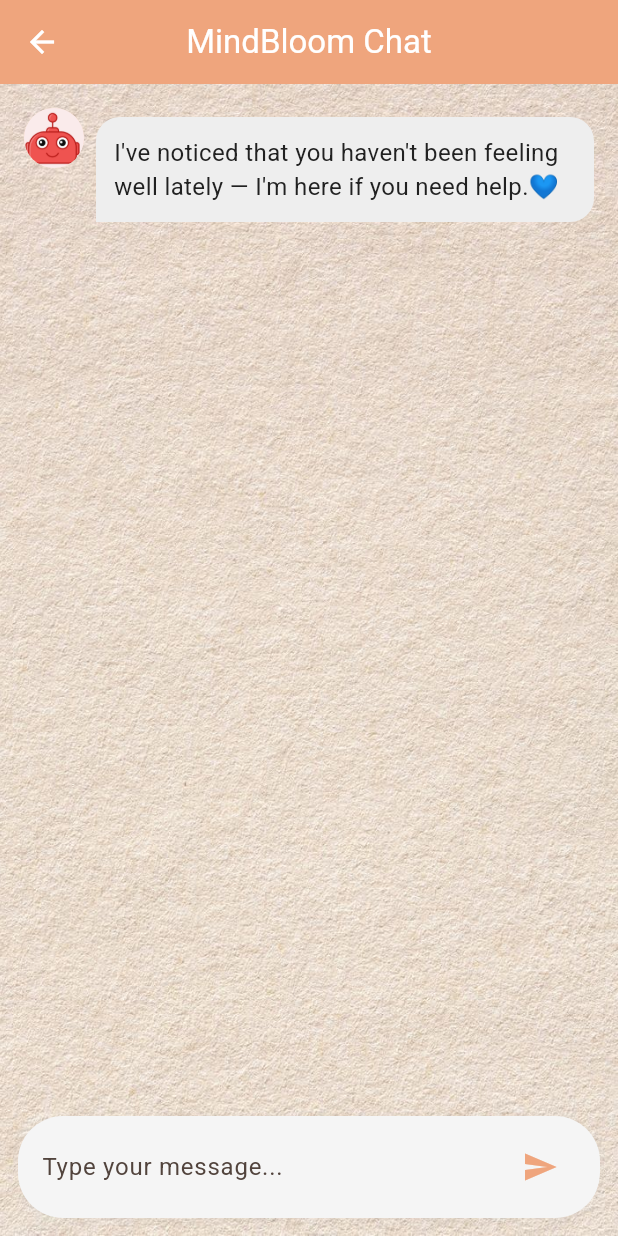
After one commit to afouacherni/MindBloom, a Flutter app: the HomePage screen opened directly, after a tap on "Interagir avec Chatbot", on a phone screen of 412 x 824 dp. The commit adds this screen. Run offline on Flutter 3.47's test engine with Material 3 defaults, Android fonts, the phone set to English and light mode, and no system bars; our stand-ins replace cloud_firestore, firebase_auth, firebase_core, fl_chart, font_awesome_flutter, google_fonts and 4 more; missing offline and left inert: flutter_sound; accounts and stored records are empty.

Commit message:
integration de chatbot

```diff
--- /dev/null
+++ b/lib/screens/chatbot/chatbot_screen.dart
@@ -0,0 +1,261 @@
+import 'package:flutter/material.dart';
+import 'dart:convert';
+import 'dart:async';
+import 'package:http/http.dart' as http;
+import 'package:mindbloom/constants/colors.dart';
+
+class ChatbotScreen extends StatefulWidget {
+  const ChatbotScreen({super.key});
+
+  @override
+  State<ChatbotScreen> createState() => _ChatbotScreenState();
+}
+
+class _ChatbotScreenState extends State<ChatbotScreen>
+    with SingleTickerProviderStateMixin {
+  final TextEditingController _controller = TextEditingController();
+  bool isTyping = false;
+
+  List<Map<String, String>> chatMessages = [
+    {
+      "role": "system",
+      "content":
+          "You are a kind, supportive assistant named MindBloom. You provide personalized recommendations based on the user's emotional state...",
+    },
+    {
+      "role": "system",
+      "content":
+          "I've noticed that you haven't been feeling well lately — I'm here if you need help.💙",
+    },
+  ];
+
+  Future<void> query(String prompt) async {
+    final userMessage = {"role": "user", "content": prompt};
+
+    setState(() {
+      chatMessages.add(userMessage);
+      isTyping = true;
+    });
+
+    final data = {
+      "model": "mindbloom-chatbot",
+      "messages": chatMessages,
+      "stream": true,
+    };
+
+    try {
+      final request = http.Request(
+        'POST',
+        Uri.parse("http://10.0.2.2:11434/api/chat"),
+      );
+      request.headers["Content-Type"] = "application/json";
+      request.body = json.encode(data);
+
+      final streamedResponse = await request.send();
+
+      StringBuffer assistantReply = StringBuffer();
+      setState(() {
+        // Assurez-vous d'ajouter un message avec le rôle "system"
+        chatMessages.add({"role": "system", "content": ""});
+      });
+
+      await for (var chunk in streamedResponse.stream.transform(utf8.decoder)) {
+        for (var line in LineSplitter().convert(chunk)) {
+          if (line.trim().isEmpty) continue;
+
+          final Map<String, dynamic> jsonLine = json.decode(line);
+          final content = jsonLine["message"]?["content"];
+          if (content != null) {
+            assistantReply.write(content);
+            setState(() {
+              // Mise à jour du contenu du dernier message
+              chatMessages[chatMessages.length - 1]["content"] =
+                  assistantReply.toString();
+            });
+          }
+        }
+      }
+    } catch (e) {
+      // En cas d'erreur, supprimer le dernier message ajouté
+      if (chatMessages.isNotEmpty) {
+        chatMessages.removeLast();
+      }
+      showSnackBar("Connection error: $e");
+    } finally {
+      setState(() {
+        isTyping = false;
+      });
+      _controller.clear();
+    }
+  }
+
+  void showSnackBar(String message) {
+    ScaffoldMessenger.of(
+      context,
+    ).showSnackBar(SnackBar(content: Text(message)));
+  }
+
+  Widget buildTypingLoader() {
+    return Row(
+      mainAxisSize: MainAxisSize.min,
+      children: List.generate(3, (index) {
+        return AnimatedContainer(
+          duration: Duration(milliseconds: 300),
+          margin: const EdgeInsets.symmetric(horizontal: 2),
+          width: 8,
+          height: 8,
+          decoration: BoxDecoration(color: Colors.grey, shape: BoxShape.circle),
+          transform: Matrix4.translationValues(
+            0,
+            index % 2 == 0 ? -3.0 : 3.0,
+            0,
+          ),
+        );
+      }),
+    );
+  }
+
+  @override
+  Widget build(BuildContext context) {
+    return Scaffold(
+      appBar: AppBar(
+        title: const Text("MindBloom Chat"),
+        centerTitle: true,
+        backgroundColor: AppColors.primary,
+        foregroundColor: Colors.white,
+      ),
+      body: Container(
+        decoration: const BoxDecoration(
+          image: DecorationImage(
+            image: AssetImage("assets/images/chat_bg.jpg"),
+            fit: BoxFit.cover,
+          ),
+        ),
+        child: Column(
+          children: [
+            Expanded(
+              child: ListView.builder(
+                padding: const EdgeInsets.all(16),
+                itemCount: chatMessages.length + (isTyping ? 1 : 0),
+                itemBuilder: (context, index) {
+                  if (index == 0) return const SizedBox.shrink();
+                  if (isTyping && index == chatMessages.length) {
+                    return Align(
+                      alignment: Alignment.centerLeft,
+                      child: Container(
+                        margin: const EdgeInsets.symmetric(vertical: 8),
+                        padding: const EdgeInsets.all(12),
+                        decoration: BoxDecoration(
+                          color: Colors.grey.shade200,
+                          borderRadius: BorderRadius.circular(16),
+                        ),
+                        child: buildTypingLoader(),
+                      ),
+                    );
+                  }
+
+                  final message = chatMessages[index];
+                  final isUser = message["role"] == "user";
+
+                  return Align(
+                    alignment:
+                        isUser ? Alignment.centerRight : Alignment.centerLeft,
+                    child: Row(
+                      mainAxisAlignment:
+                          isUser
+                              ? MainAxisAlignment.end
+                              : MainAxisAlignment.start,
+                      crossAxisAlignment: CrossAxisAlignment.start,
+                      children: [
+                        if (!isUser)
+                          const CircleAvatar(
+                            backgroundImage: AssetImage(
+                              "assets/images/bot.png",
+                            ),
+                            radius: 20,
+                          ),
+                        if (!isUser) const SizedBox(width: 8),
+                        Flexible(
+                          child: Container(
+                            margin: const EdgeInsets.symmetric(vertical: 6),
+                            padding: const EdgeInsets.all(12),
+                            decoration: BoxDecoration(
+                              color:
+                                  isUser
+                                      ? AppColors.primary
+                                      : Colors.grey.shade200,
+                              borderRadius: BorderRadius.only(
+                                topLeft: const Radius.circular(16),
+                                topRight: const Radius.circular(16),
+                                bottomLeft:
+                                    isUser
+                                        ? const Radius.circular(16)
+                                        : const Radius.circular(0),
+                                bottomRight:
+                                    isUser
+                                        ? const Radius.circular(0)
+                                        : const Radius.circular(16),
+                              ),
+                            ),
+                            child: Text(
+                              message["content"] ?? '',
+                              style: TextStyle(
+                                fontSize: 16,
+                                color:
+                                    isUser
+                                        ? Colors.white
+                                        : Colors.grey.shade900,
+                              ),
+                            ),
+                          ),
+                        ),
+                        if (isUser) const SizedBox(width: 8),
+                      ],
+                    ),
+                  );
+                },
+              ),
+            ),
+            Container(
+              padding: const EdgeInsets.symmetric(horizontal: 16, vertical: 10),
+              margin: const EdgeInsets.all(12),
+              decoration: BoxDecoration(
+                color: Colors.grey[100],
+                borderRadius: BorderRadius.circular(30),
+                boxShadow: [
+                  BoxShadow(
+                    color: Colors.grey.withOpacity(0.1),
+                    spreadRadius: 2,
+                    blurRadius: 5,
+                    offset: const Offset(0, 2),
+                  ),
+                ],
+              ),
+              child: Row(
+                children: [
+                  Expanded(
+                    child: TextField(
+                      controller: _controller,
+                      decoration: const InputDecoration(
+                        hintText: "Type your message...",
+                        border: InputBorder.none,
+                      ),
+                    ),
+                  ),
+                  IconButton(
+                    icon: const Icon(Icons.send, color: AppColors.primary),
+                    onPressed: () {
+                      if (_controller.text.trim().isNotEmpty) {
+                        query(_controller.text.trim());
+                      }
+                    },
+                  ),
+                ],
+              ),
+            ),
+          ],
+        ),
+      ),
+    );
+  }
+}
--- a/lib/screens/home/home_page.dart
+++ b/lib/screens/home/home_page.dart
@@ -7,6 +7,7 @@ import '../../constants/colors.dart';
 import '../text_input/text_input_page.dart';
 import '../voice/voice_input_page.dart';
 import '../selfie/selfie_page.dart';
+import '../chatbot/chatbot_screen.dart';
 import '../../widgets/back_button.dart';
 
 class HomePage extends StatefulWidget {
@@ -158,6 +159,20 @@ class _HomePageState extends State<HomePage> {
                           ),
                         ),
                   ),
+                  const SizedBox(height: 20),
+                  // Nouveau bouton pour accéder au chatbot
+                  _buildAnimatedButton(
+                    context,
+                    icon: LucideIcons.messageCircle,
+                    label: 'Interagir avec Chatbot',
+                    onTap:
+                        () => Navigator.push(
+                          context,
+                          MaterialPageRoute(
+                            builder: (context) => const ChatbotScreen(),
+                          ),
+                        ),
+                  ),
                 ],
               ),
             ),
--- a/pubspec.yaml
+++ b/pubspec.yaml
@@ -82,6 +82,8 @@ flutter:
     - assets/images/thou.jpg
     - assets/images/logo.png
     - assets/images/back.png
+    - assets/images/bot.png
+    - assets/images/chat_bg.jpg
   fonts:
     - family: Roboto
       fonts:
```
Also changed, not shown: assets/images/bot.png (added), assets/images/chat_bg.jpg (added).
